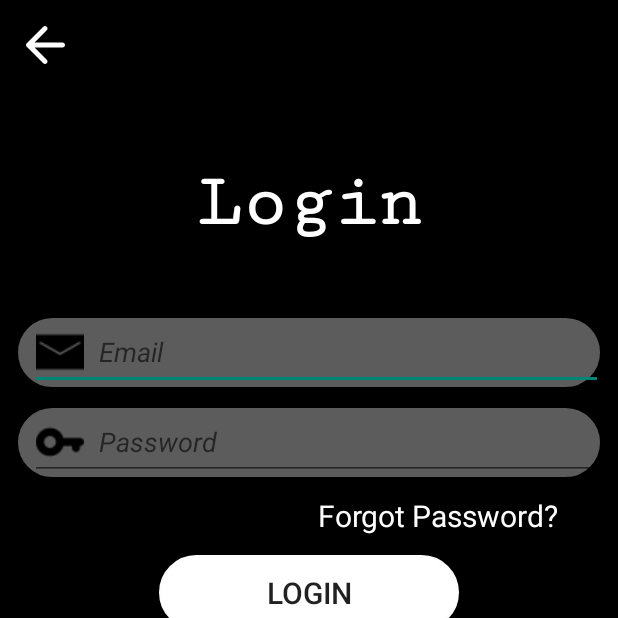
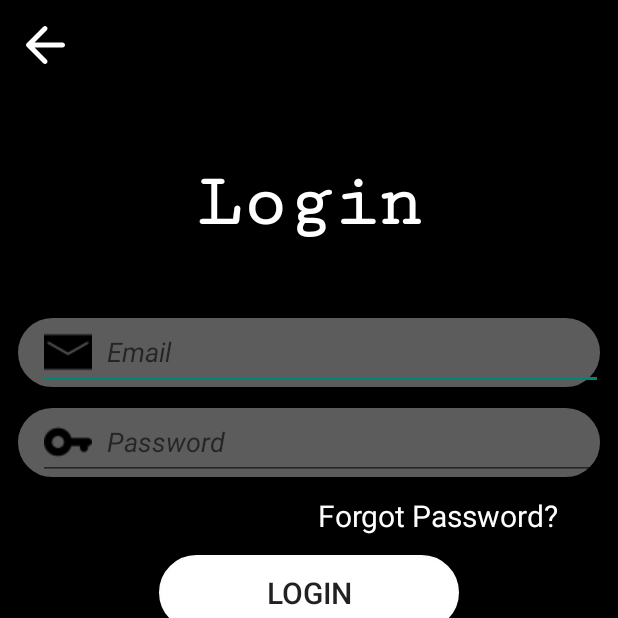
Before and after one commit to baoanhh7/Music_App_Demo, an Android app: the Login_userActivity screen opened directly, with no data from a screen before it, on a phone screen of 412 x 824 dp, the top half of it. Run offline under Robolectric (Android 15) with nearby library versions, the phone set to English and light mode, and no system bars; network calls fail.

Commit message:
BA commit 21/3 9:36 PM.

```diff
--- a/app/src/main/res/layout/activity_login_user.xml
+++ b/app/src/main/res/layout/activity_login_user.xml
@@ -44,7 +44,7 @@
             android:id="@+id/EdtEmail"
             android:layout_width="match_parent"
             android:layout_height="50dp"
-            android:layout_marginStart="10dp"
+            android:layout_marginStart="15dp"
             android:drawableLeft="@drawable/ic_mail"
             android:drawablePadding="10dp"
             android:hint="Email"
@@ -69,7 +69,7 @@
             android:id="@+id/EdtPassword"
             android:layout_width="match_parent"
             android:layout_height="50dp"
-            android:layout_marginStart="10dp"
+            android:layout_marginStart="15dp"
             android:drawableLeft="@drawable/ic_password"
             android:drawablePadding="10dp"
             android:hint="Password"
```
